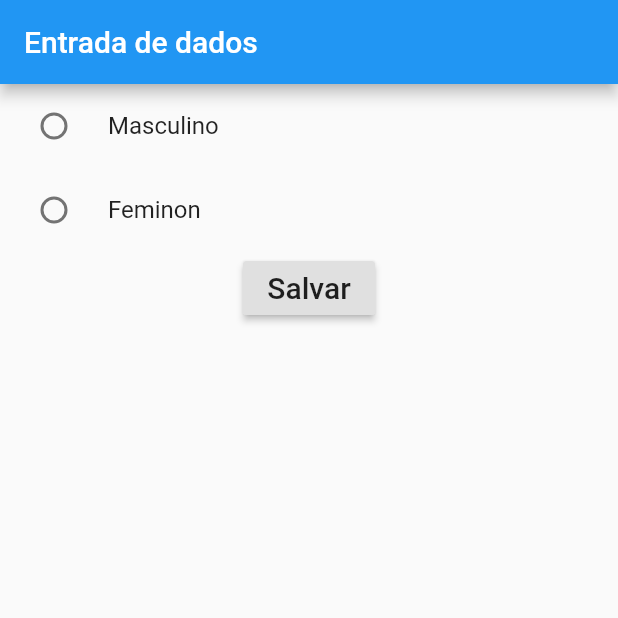
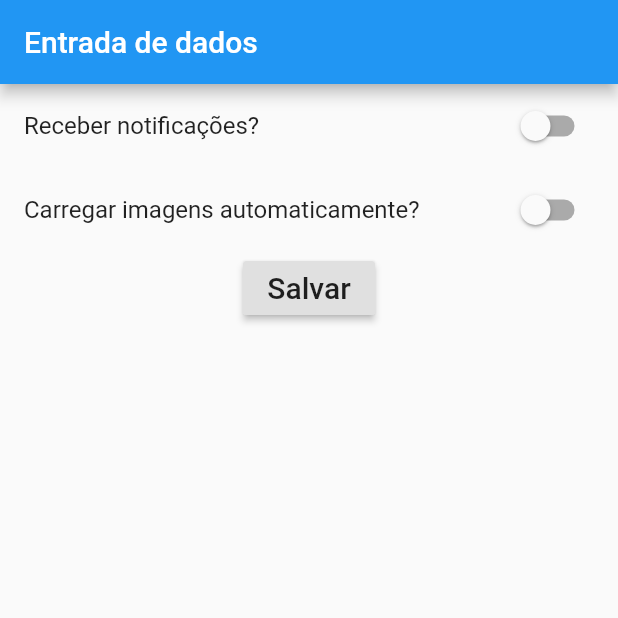
Before and after one commit to Andre-Pavanelli/entrada-dados-flutter, a Flutter app: the screen it shows after launch, after a tap on "Salvar", on a phone screen of 412 x 824 dp, the top half of it. Run offline on Flutter 3.47's test engine with Material 2 defaults, Android fonts, the phone set to English and light mode, and no system bars.

Commit message:
aprendendo switch

```diff
--- /dev/null
+++ b/lib/EntradaSwitch.dart
@@ -0,0 +1,71 @@
+import 'package:flutter/material.dart';
+
+class EntradaSwitch extends StatefulWidget {
+  @override
+  _EntradaSwitchState createState() => _EntradaSwitchState();
+}
+
+class _EntradaSwitchState extends State<EntradaSwitch> {
+
+  bool _escolhaUsuario = false;
+  bool _escolhaConfig = false;
+
+  @override
+  Widget build(BuildContext context) {
+    return Scaffold(
+      appBar: AppBar(
+        title: Text("Entrada de dados"),
+      ),
+      body: Container(
+        child: Column(
+          children: <Widget>[
+            /*
+            Switch(
+              value: _escolhaUsuario,
+              onChanged: (bool valor){
+                setState(() {
+                 _escolhaUsuario = valor;
+                });
+              },
+            ),
+            Text("Receber notificações?")
+            */
+
+            SwitchListTile(
+              title: Text("Receber notificações?"),
+              value: _escolhaUsuario,
+              onChanged: (bool valor){
+                setState(() {
+                 _escolhaUsuario = valor;
+                });
+              },
+            ),
+
+            SwitchListTile(
+              title: Text("Carregar imagens automaticamente?"),
+              value: _escolhaConfig,
+              onChanged: (bool valor){
+                setState(() {
+                 _escolhaConfig = valor;
+                });
+              },
+            ),
+
+            RaisedButton(
+              child: Text(
+                "Salvar",
+              style: TextStyle(
+                fontSize: 20
+              )
+              ),
+              onPressed: (){
+                print("Resultado: notificações = " + _escolhaUsuario.toString()
+                + ", carregar imagens: " + _escolhaConfig.toString());
+              },
+            )
+          ],
+        ),
+      ),
+    );
+  }
+}
--- a/lib/main.dart
+++ b/lib/main.dart
@@ -1,6 +1,7 @@
 import 'package:entrada_dados/CampoTexto.dart';
 import 'package:entrada_dados/EntradaCheckbox.dart';
 import 'package:entrada_dados/EntradaRadioButton.dart';
+import 'package:entrada_dados/EntradaSwitch.dart';
 import 'package:flutter/material.dart';
 
 void main(){
@@ -8,7 +9,8 @@ void main(){
     MaterialApp(
       //home: CampoTexto(),
       //home: EntradaCheckbox(),
-      home: EntradaRadioButton(),
+      //home: EntradaRadioButton(),
+      home: EntradaSwitch(),
           )
         );
       }
```
